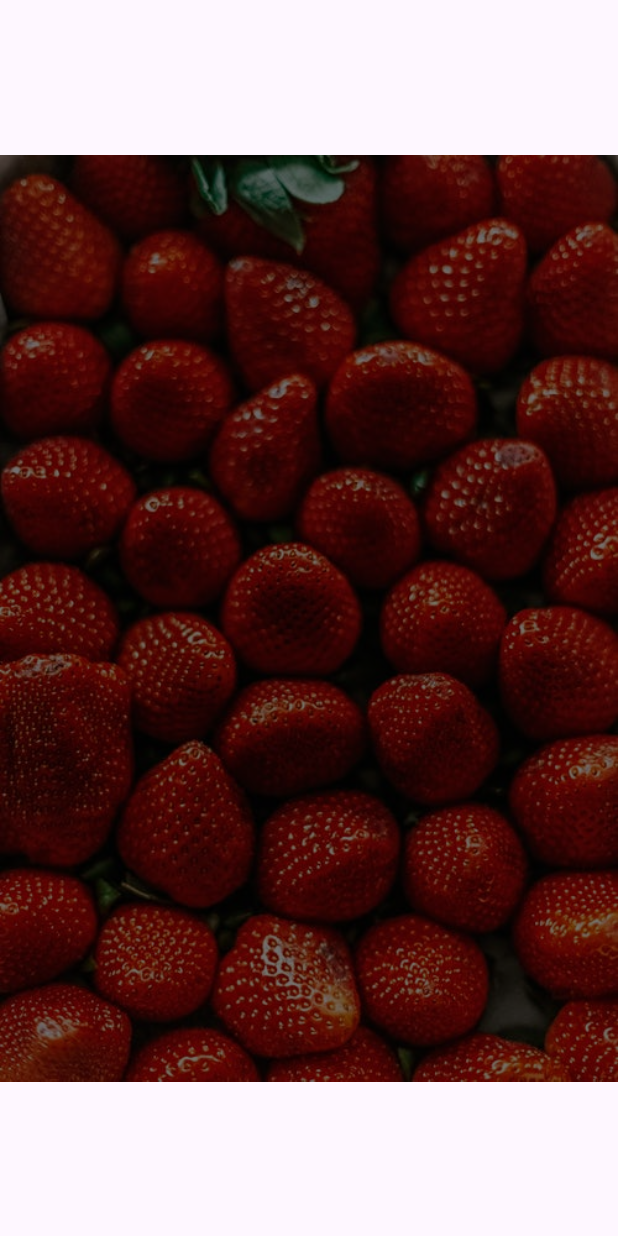
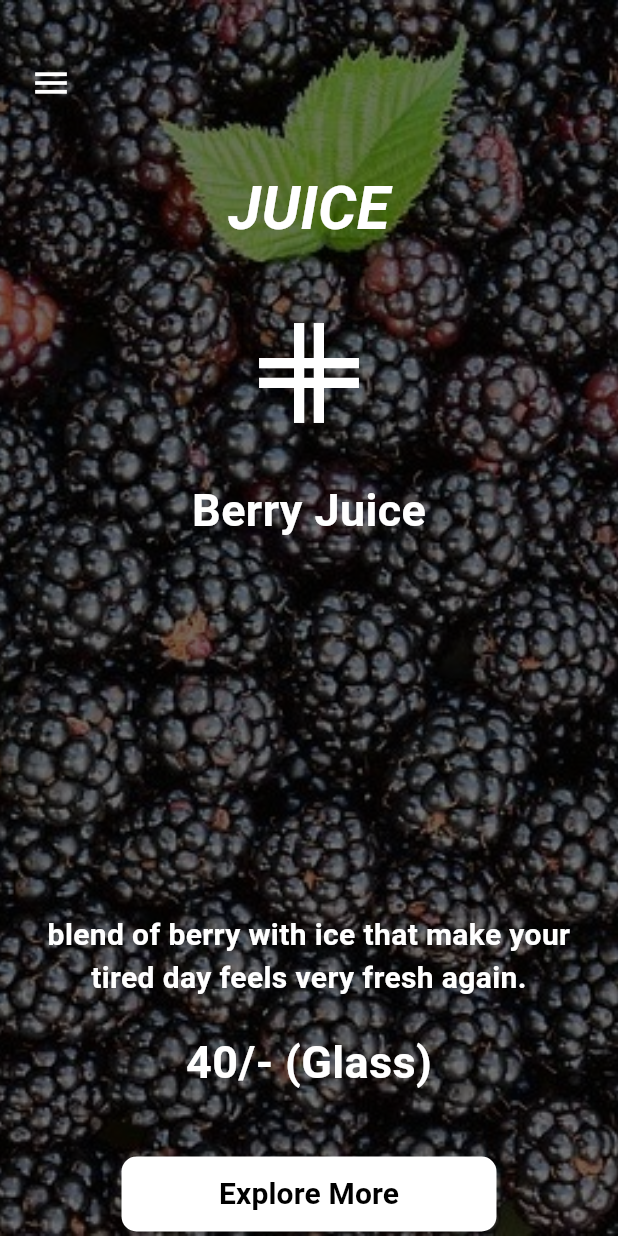
Before and after one commit to Amirul898/Flutter-learn-concept, a Flutter app: the screen it shows after launch, on a phone screen of 412 x 824 dp. Run offline on Flutter 3.47's test engine with Material 3 defaults, Android fonts, the phone set to English and light mode, and no system bars; our stand-ins replace cloud_firestore, firebase_core; accounts and stored records are empty.

Commit message:
Juice App UI D2.V1

```diff
--- a/juice_app_ui/lib/main.dart
+++ b/juice_app_ui/lib/main.dart
@@ -18,14 +18,113 @@ class HomePage extends StatelessWidget {
 
   @override
   Widget build(BuildContext context) {
+    final size = MediaQuery.of(context).size;
+
     return Scaffold(
       body: Stack(
         children: [
           Positioned.fill(
             child: Image.asset(
-              "assets/photo/starw.jpeg",
+              "assets/photo/berries.jpg",
               color: Colors.black54,
+              fit: BoxFit.cover,
               colorBlendMode: BlendMode.darken,
+            ),
+          ),
+
+          Padding(
+            padding: const EdgeInsets.symmetric(horizontal: 20),
+            child: ListView(
+              children: [
+                SizedBox(height: size.height * 0.05),
+                Align(
+                  alignment: Alignment.topLeft,
+                  child: Icon(Icons.menu, size: 28, color: Colors.white),
+                ),
+                SizedBox(height: size.height * 0.05),
+                Center(
+                  child: Column(
+                    children: [
+                      Text(
+                        "JUICE",
+                        style: TextStyle(
+                          color: Colors.white,
+                          fontSize: 40,
+                          fontWeight: FontWeight.bold,
+                          fontStyle: FontStyle.italic,
+                        ),
+                      ),
+                      SizedBox(height: size.height * 0.05),
+
+                      //
+                      Icon(
+                        Icons.grid_goldenratio_sharp,
+                        size: 80,
+                        color: Colors.white,
+                      ),
+                      SizedBox(height: 30),
+
+                      Text(
+                        "Berry Juice",
+                        style: TextStyle(
+                          color: Colors.white,
+                          fontSize: 30,
+                          fontWeight: FontWeight.bold,
+                        ),
+                      ),
+
+                      SizedBox(height: size.height * 0.3),
+                      Text(
+                        "blend of berry with ice that make your tired day feels very fresh again.",
+
+                        textAlign: TextAlign.center,
+                        style: TextStyle(
+                          color: Colors.white,
+                          fontSize: 20,
+                          fontWeight: FontWeight.bold,
+                        ),
+                      ),
+                      SizedBox(height: 20),
+
+                      Text(
+                        "40/- (Glass)",
+                        style: TextStyle(
+                          color: Colors.white,
+                          fontSize: 30,
+                          fontWeight: FontWeight.bold,
+                        ),
+                      ),
+                      SizedBox(height: size.height * 0.05),
+
+                      SizedBox(
+                        width: 250,
+                        height: 50,
+                        child: ElevatedButton(
+                          onPressed: () {},
+                          style: ElevatedButton.styleFrom(
+                            backgroundColor: Colors.white,
+                            padding: EdgeInsets.symmetric(
+                              horizontal: 30,
+                              vertical: 10,
+                            ),
+                            shape: RoundedRectangleBorder(
+                              borderRadius: BorderRadius.circular(10),
+                            ),
+                          ),
+                          child: Text(
+                            "Explore More",
+                            style: TextStyle(
+                              fontSize: 20,
+                              fontWeight: FontWeight.bold,
+                              color: Colors.black,
+                            ),
+                          ),
+                        ),
+                      ),
+                    ],
+                  ),
+                ),
+              ],
             ),
           ),
         ],
--- a/juice_app_ui/pubspec.yaml
+++ b/juice_app_ui/pubspec.yaml
@@ -34,6 +34,7 @@ dependencies:
   # The following adds the Cupertino Icons font to your application.
   # Use with the CupertinoIcons class for iOS style icons.
   cupertino_icons: ^1.0.8
+  font_awesome_flutter: ^10.8.0
 
 dev_dependencies:
   flutter_test:
```
Also changed, not shown: juice_app_ui/pubspec.lock.
